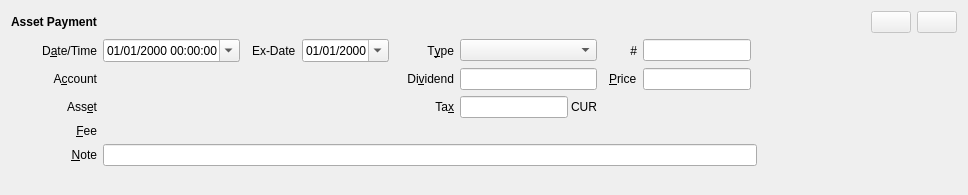
titov-vv/jal, file jal/ui/widgets/asset_payment_operation.ui: the form before one commit.
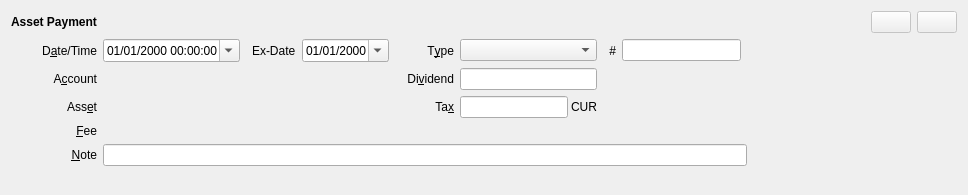
The form after the commit. Custom widgets are drawn as their Qt base class.

Commit message: Asset payment keeps only money paid on account of an asset (db schema 77->78). Price column dropped, 'Asset fee/tax' renumbered, bond amortization removed.

The edit to the form file:
```diff
--- a/jal/ui/widgets/asset_payment_operation.ui
+++ b/jal/ui/widgets/asset_payment_operation.ui
@@ -56,13 +56,6 @@
      </property>
     </widget>
    </item>
-   <item row="2" column="11">
-    <widget class="QLineEdit" name="price_edit">
-     <property name="alignment">
-      <set>Qt::AlignmentFlag::AlignRight|Qt::AlignmentFlag::AlignTrailing|Qt::AlignmentFlag::AlignVCenter</set>
-     </property>
-    </widget>
-   </item>
    <item row="1" column="7">
     <widget class="QLabel" name="type_label">
      <property name="text">
@@ -283,16 +276,6 @@
      </property>
     </widget>
    </item>
-   <item row="2" column="10">
-    <widget class="QLabel" name="price_label">
-     <property name="text">
-      <string>&amp;Price</string>
-     </property>
-     <property name="buddy">
-      <cstring>price_edit</cstring>
-     </property>
-    </widget>
-   </item>
    <item row="1" column="2">
     <spacer name="dateGroupSpacer">
      <property name="orientation">
```
Left out of the diff: 1 changed line with no effect on the pictures. The commit also changes 11 other files.
